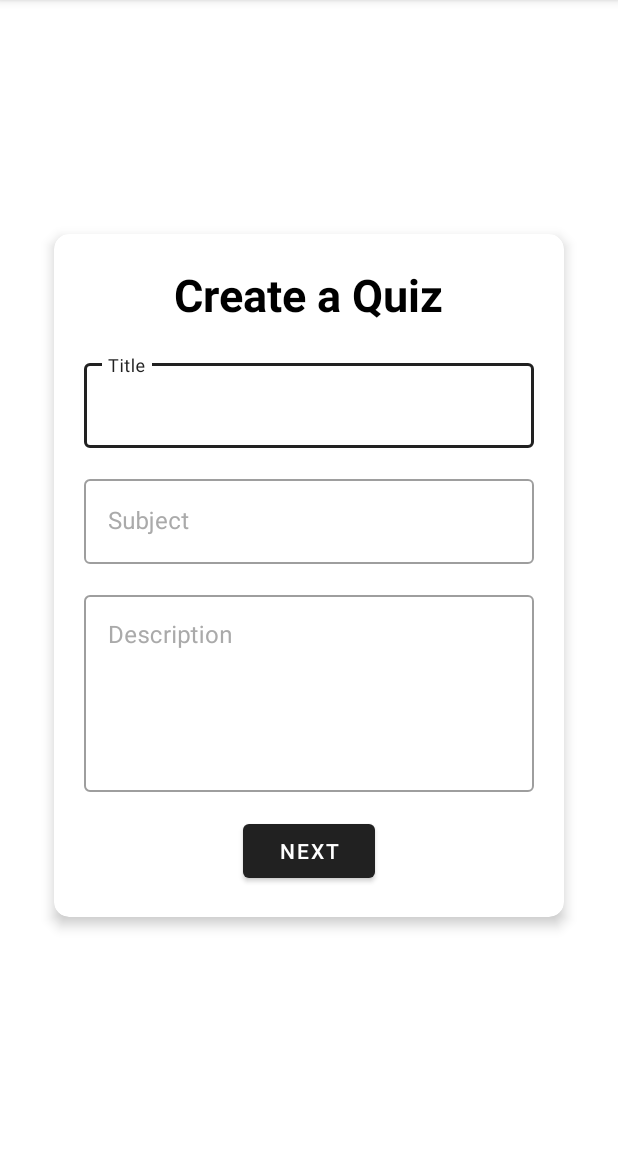
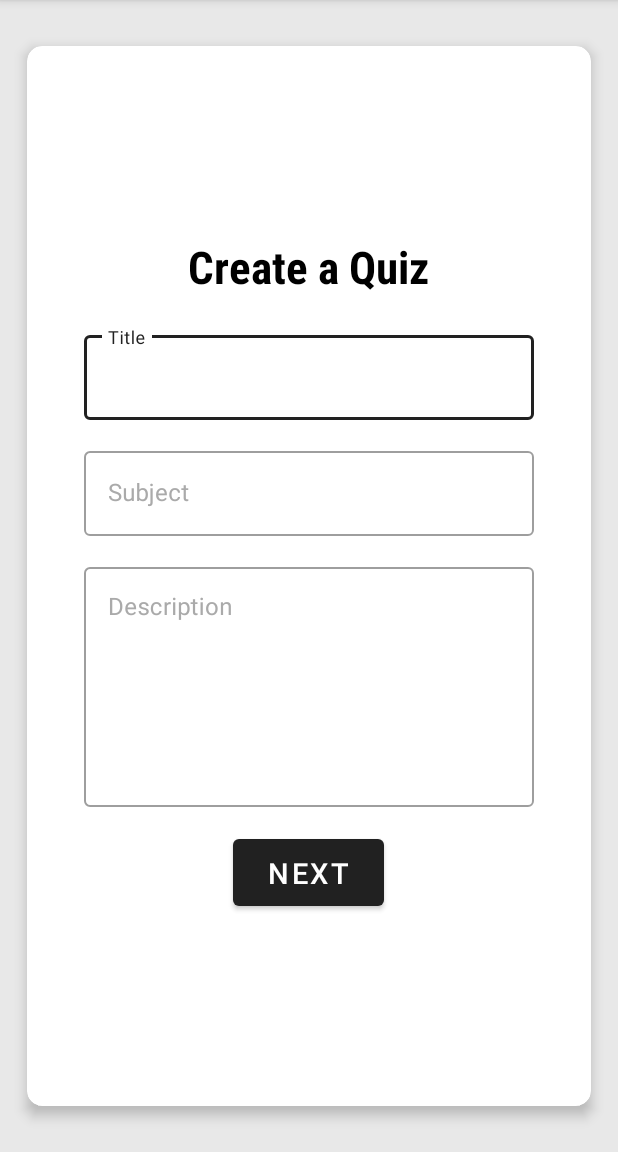
Before and after one commit to justdenz/mobapde_mp, an Android app: the CreateQuizActivity screen opened directly, with no data from a screen before it, on a phone screen of 412 x 824 dp, the part 84-1236 px from its top. Run offline under Robolectric (Android 15) with nearby library versions, the phone set to English and light mode, and no system bars.

Commit message:
fixed some styling

```diff
--- a/app/src/main/java/com/example/cardsagainststupidity/MainActivity.java
+++ b/app/src/main/java/com/example/cardsagainststupidity/MainActivity.java
@@ -1,6 +1,7 @@
 package com.example.cardsagainststupidity;
 
 import androidx.appcompat.app.AppCompatActivity;
+import androidx.appcompat.widget.Toolbar;
 import androidx.recyclerview.widget.LinearLayoutManager;
 import androidx.recyclerview.widget.RecyclerView;
 
@@ -12,6 +13,7 @@ import android.view.Menu;
 import android.view.MenuInflater;
 import android.view.View;
 import android.widget.TextView;
+
 
 import com.example.cardsagainststupidity.Model.Quiz;
 import com.example.cardsagainststupidity.adapter.QuizCardAdapter;
@@ -25,7 +27,6 @@ public class MainActivity extends AppCompatActivity {
     private static final String TAG = "MainActivity";
 
     ArrayList<Quiz> quizzes;
-
     RecyclerView recyclerView;
     QuizCardAdapter quizCardAdapter;
     DatabaseHandler databaseHandler;
@@ -39,6 +40,8 @@ public class MainActivity extends AppCompatActivity {
         databaseHandler = new DatabaseHandler(this);
 
         quizzes = databaseHandler.getAllQuizzes();
+
+
 
         initRecyclerView();
 
--- a/app/src/main/res/layout/activity_create_quiz.xml
+++ b/app/src/main/res/layout/activity_create_quiz.xml
@@ -5,6 +5,7 @@
     android:layout_width="match_parent"
     android:layout_height="match_parent"
     android:orientation="vertical"
+    android:background="@color/colorGray"
     tools:context=".CreateQuizActivity">
 
     <FrameLayout
--- a/app/src/main/res/layout/create_quiz_info_fragment.xml
+++ b/app/src/main/res/layout/create_quiz_info_fragment.xml
@@ -1,26 +1,33 @@
 <?xml version="1.0" encoding="utf-8"?>
 <com.google.android.material.card.MaterialCardView xmlns:android="http://schemas.android.com/apk/res/android"
     xmlns:app="http://schemas.android.com/apk/res-auto"
-    android:layout_width="wrap_content"
-    android:layout_height="wrap_content"
+    android:layout_width="match_parent"
+    android:layout_height="match_parent"
     android:layout_gravity="center"
+    android:layout_marginStart="10dp"
+    android:layout_marginTop="20dp"
+    android:layout_marginEnd="10dp"
+    android:layout_marginBottom="20dp"
+    app:cardCornerRadius="10dp"
     app:cardElevation="5dp"
-    app:cardUseCompatPadding="true"
-    app:cardCornerRadius="10dp">
+    app:cardUseCompatPadding="true">
 
     <LinearLayout
         android:layout_width="wrap_content"
         android:layout_height="wrap_content"
         android:layout_gravity="center"
-        android:orientation="vertical"
-        android:layout_margin="20dp"
+        android:layout_margin="30dp"
         android:background="@android:color/transparent"
-        android:gravity="center">
+        android:gravity="center"
+        android:orientation="vertical">
+
         <TextView
             android:id="@+id/textView4"
             android:layout_width="wrap_content"
             android:layout_height="wrap_content"
             android:layout_marginBottom="20dp"
+            android:fontFamily="sans-serif-condensed-medium"
+            android:gravity="top|left"
             android:text="Create a Quiz"
             android:textColor="#000000"
             android:textSize="30sp"
@@ -30,46 +37,46 @@
             style="@style/Widget.MaterialComponents.TextInputLayout.OutlinedBox"
             android:layout_width="300dp"
             android:layout_height="wrap_content"
-            android:textColorHint="@android:color/darker_gray"
-            android:hint="Title">
+            android:hint="Title"
+            android:textColorHint="@android:color/darker_gray">
 
             <com.google.android.material.textfield.TextInputEditText
                 android:id="@+id/titleInput"
                 android:layout_width="match_parent"
                 android:layout_height="match_parent"
-                android:textSize="16sp"/>
+                android:textSize="16sp" />
         </com.google.android.material.textfield.TextInputLayout>
 
         <com.google.android.material.textfield.TextInputLayout
             style="@style/Widget.MaterialComponents.TextInputLayout.OutlinedBox"
             android:layout_width="300dp"
             android:layout_height="wrap_content"
-            android:textColorHint="@android:color/darker_gray"
             android:layout_marginTop="15dp"
-            android:hint="Subject">
+            android:hint="Subject"
+            android:textColorHint="@android:color/darker_gray">
 
             <com.google.android.material.textfield.TextInputEditText
                 android:id="@+id/subjectInput"
                 android:layout_width="match_parent"
                 android:layout_height="match_parent"
-                android:textSize="16sp"/>/>
+                android:textSize="16sp" />/>
         </com.google.android.material.textfield.TextInputLayout>
 
         <com.google.android.material.textfield.TextInputLayout
             style="@style/Widget.MaterialComponents.TextInputLayout.OutlinedBox"
             android:layout_width="300dp"
             android:layout_height="wrap_content"
-            android:textColorHint="@android:color/darker_gray"
             android:layout_marginTop="15dp"
-            android:hint="Description">
+            android:hint="Description"
+            android:textColorHint="@android:color/darker_gray">
 
             <com.google.android.material.textfield.TextInputEditText
                 android:id="@+id/descriptionInput"
                 android:layout_width="match_parent"
-                android:layout_height="match_parent"
+                android:layout_height="160dp"
                 android:gravity="top"
                 android:lines="5"
-                android:textSize="16sp"/>
+                android:textSize="16sp" />
         </com.google.android.material.textfield.TextInputLayout>
 
         <com.google.android.material.button.MaterialButton
@@ -78,7 +85,15 @@
             android:layout_width="wrap_content"
             android:layout_height="wrap_content"
             android:layout_marginTop="15dp"
-            android:text="Next"/>
+            android:insetBottom="6dp"
+            android:paddingLeft="23dp"
+            android:paddingTop="9dp"
+            android:paddingRight="23dp"
+            android:paddingBottom="9dp"
+            android:text="Next"
+            android:textSize="19sp" />
+
+
     </LinearLayout>
 
 </com.google.android.material.card.MaterialCardView>
```
Also changed, not shown: app/src/main/res/drawable/ic_cancel.xml (added, +9 -0 lines), app/src/main/res/layout/activity_main.xml (+7 -36 lines), app/src/main/res/layout/activity_stats.xml (+0 -12 lines), app/src/main/res/layout/create_quiz_cards_fragment.xml (+12 -2 lines), app/src/main/res/layout/fragment_take_quiz_cards.xml (+6 -1 lines), app/src/main/res/layout/fragment_take_quiz_info.xml (+10 -6 lines), app/src/main/res/layout/quiz_item.xml (+14 -0 lines).
